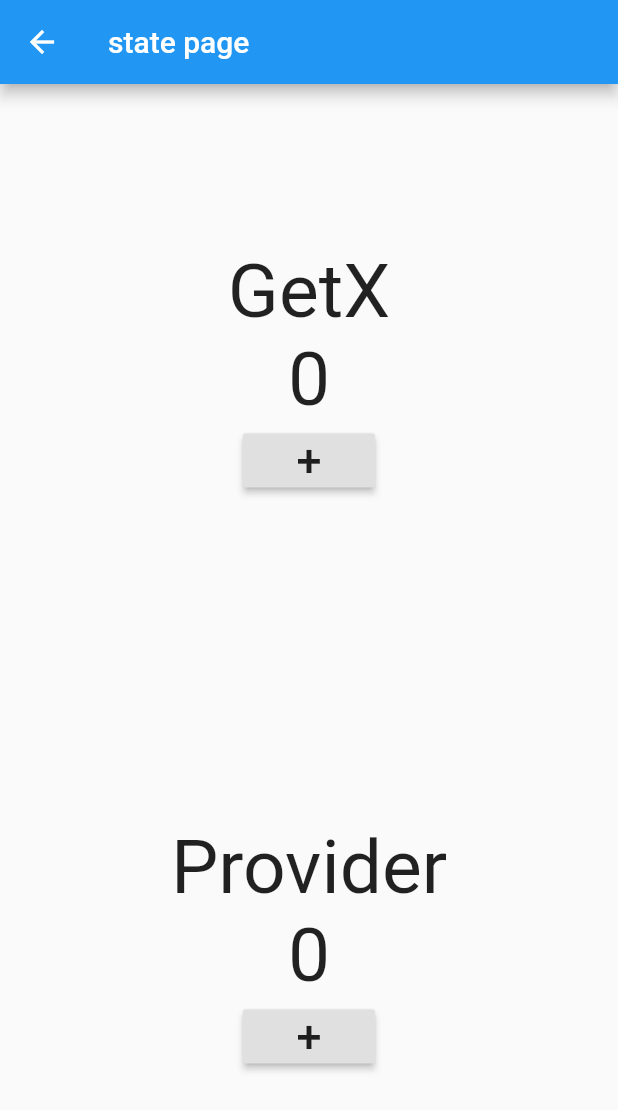
After one commit to rwarou/getX, a Flutter app: the screen it shows after launch, after a tap on "단순 상태 관리", on a phone screen of 412 x 824 dp. The commit adds this screen. Shown: the top 1110 px of the screen. Run offline on Flutter 3.47's test engine with Material 2 defaults, Android fonts, the phone set to English and light mode, and no system bars; our stand-ins replace get.

Commit message:
provider와 getX의 차이점

```diff
--- /dev/null
+++ b/lib/src/controller/countControllerWithGetX.dart
@@ -0,0 +1,11 @@
+import 'package:flutter/material.dart';
+import 'package:get/get_state_manager/get_state_manager.dart';
+
+class CountControllerWithGetX extends GetxController {
+  int count = 0;
+
+  void increase() {
+    count++;
+    update();
+  }
+}
--- /dev/null
+++ b/lib/src/controller/countControllerWithProvider.dart
@@ -0,0 +1,10 @@
+import 'package:flutter/material.dart';
+
+class CountControllerWithProvider extends ChangeNotifier {
+  int count = 0;
+
+  void increase() {
+    count++;
+    notifyListeners();
+  }
+}
--- a/lib/src/home.dart
+++ b/lib/src/home.dart
@@ -1,6 +1,7 @@
 import 'package:flutter/material.dart';
 import 'package:get/get.dart';
 import 'package:get_x/src/pages/normal/first.dart';
+import 'package:get_x/src/pages/simpleStateManage.dart';
 
 class Home extends StatelessWidget {
   const Home({Key? key}) : super(key: key);
@@ -46,6 +47,12 @@ class Home extends StatelessWidget {
               onPressed: () {
                 Get.toNamed("/user/1234?name=rwarou&age=29");
               },
+            ),
+            RaisedButton(
+              child: const Text("단순 상태 관리"),
+              onPressed: () {
+                Get.to(SimpleStateManagePage());
+              },
             )
           ],
         ),
--- /dev/null
+++ b/lib/src/pages/simpleStateManage.dart
@@ -0,0 +1,37 @@
+import 'package:flutter/material.dart';
+import 'package:get/get.dart';
+import 'package:get_x/src/controller/countControllerWithGetX.dart';
+import 'package:get_x/src/controller/countControllerWithProvider.dart';
+import 'package:get_x/src/pages/state/withGetX.dart';
+import 'package:get_x/src/pages/state/withProvider.dart';
+import 'package:provider/provider.dart';
+
+class SimpleStateManagePage extends StatelessWidget {
+  const SimpleStateManagePage({Key? key}) : super(key: key);
+
+  @override
+  Widget build(BuildContext context) {
+    Get.put(CountControllerWithGetX());
+    return Scaffold(
+      appBar: AppBar(
+        title: const Text("state page"),
+      ),
+      body: Center(
+        child: Column(
+          mainAxisAlignment: MainAxisAlignment.center,
+          children: [
+            Expanded(
+              child: WithGetX(),
+            ),
+            Expanded(
+              child: ChangeNotifierProvider<CountControllerWithProvider>(
+                create: (_) => CountControllerWithProvider(),
+                child: WithProvider(),
+              ),
+            ),
+          ],
+        ),
+      ),
+    );
+  }
+}
--- /dev/null
+++ b/lib/src/pages/state/withGetX.dart
@@ -0,0 +1,43 @@
+import 'package:flutter/material.dart';
+import 'package:get/get.dart';
+import 'package:get_x/src/controller/countControllerWithGetX.dart';
+
+class WithGetX extends StatelessWidget {
+  const WithGetX({Key? key}) : super(key: key);
+
+  Widget _button() {
+    return RaisedButton(
+      child: Text(
+        "+",
+        style: TextStyle(fontSize: 30),
+      ),
+      onPressed: () {
+        Get.find<CountControllerWithGetX>().increase();
+      },
+    );
+  }
+
+  @override
+  Widget build(BuildContext context) {
+    return Center(
+      child: Column(
+        mainAxisAlignment: MainAxisAlignment.center,
+        children: [
+          Text(
+            "GetX",
+            style: TextStyle(fontSize: 50),
+          ),
+          GetBuilder<CountControllerWithGetX>(
+            builder: (controller) {
+              return Text(
+                "${controller.count}",
+                style: TextStyle(fontSize: 50),
+              );
+            },
+          ),
+          _button(),
+        ],
+      ),
+    );
+  }
+}
--- /dev/null
+++ b/lib/src/pages/state/withProvider.dart
@@ -0,0 +1,40 @@
+import 'package:flutter/material.dart';
+import 'package:get_x/src/controller/countControllerWithProvider.dart';
+import 'package:provider/provider.dart';
+
+class WithProvider extends StatelessWidget {
+  const WithProvider({Key? key}) : super(key: key);
+
+  @override
+  Widget build(BuildContext context) {
+    return Center(
+      child: Column(
+        mainAxisAlignment: MainAxisAlignment.center,
+        children: [
+          Text(
+            "Provider",
+            style: TextStyle(fontSize: 50),
+          ),
+          Consumer<CountControllerWithProvider>(
+            builder: (_, snapshot, child) {
+              return Text(
+                "${snapshot.count}",
+                style: TextStyle(fontSize: 50),
+              );
+            },
+          ),
+          RaisedButton(
+            child: Text(
+              "+",
+              style: TextStyle(fontSize: 30),
+            ),
+            onPressed: () {
+              Provider.of<CountControllerWithProvider>(context, listen: false)
+                  .increase();
+            },
+          ),
+        ],
+      ),
+    );
+  }
+}
--- a/pubspec.yaml
+++ b/pubspec.yaml
@@ -35,6 +35,7 @@ dependencies:
   # Use with the CupertinoIcons class for iOS style icons.
   cupertino_icons: ^1.0.2
   get: ^4.6.1
+  provider: ^6.0.1
 
 dev_dependencies:
   flutter_test:
```
Also changed, not shown: pubspec.lock.
